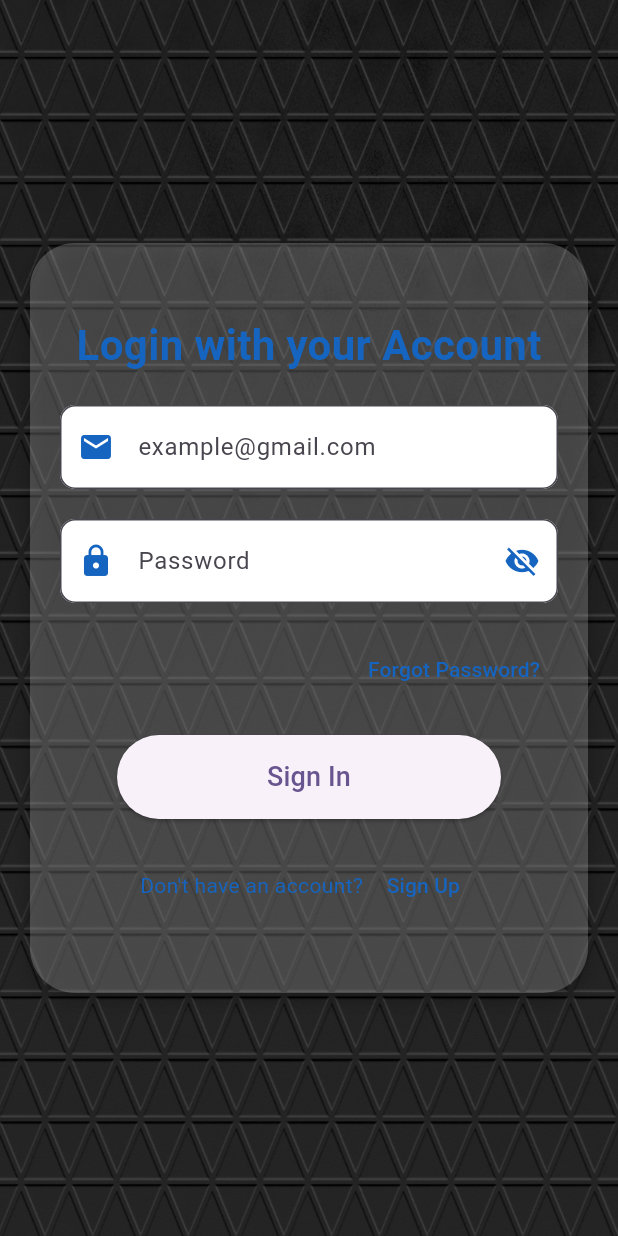
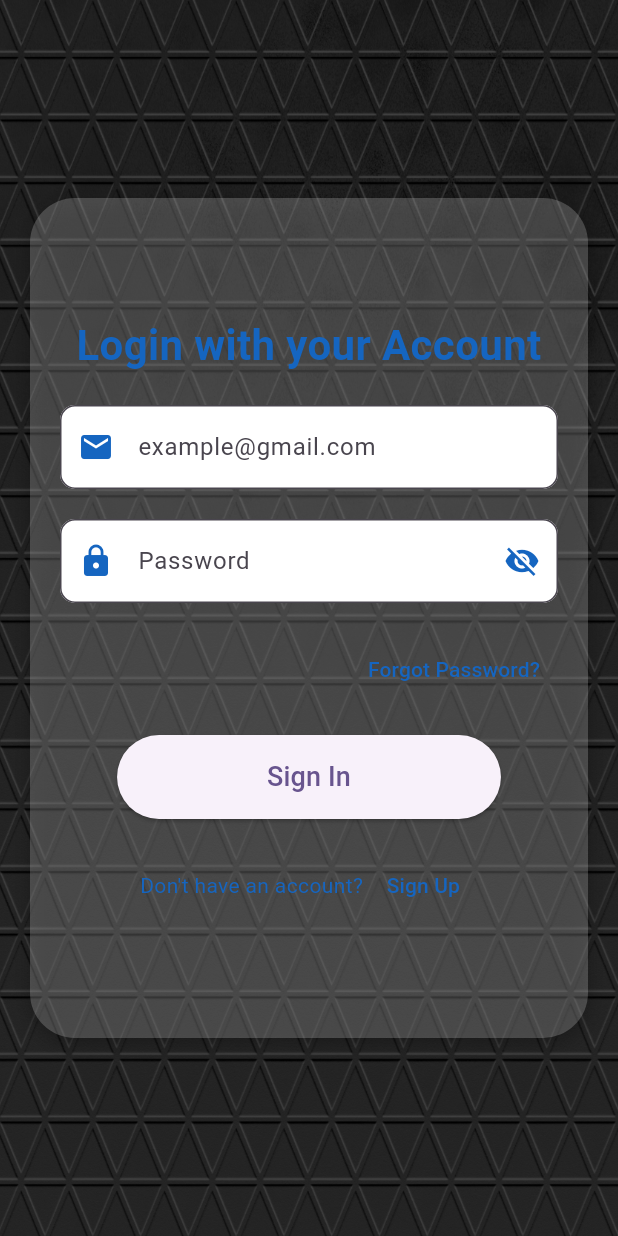
Before and after one commit to dev-nzm99/Flutter-Riddles-App, a Flutter app: the LoginPage screen opened by its route, after a tap on "Sign In", on a phone screen of 412 x 824 dp. Run offline on Flutter 3.47's test engine with Material 3 defaults, Android fonts, the phone set to English and light mode, and no system bars; our stand-ins replace animated_text_kit, appinio_swiper, flip_card, flutter_secure_storage, lottie; accounts and stored records are empty; project files that could hold a hidden picture were left out.

Commit message:
modify login page

```diff
--- a/lib/login_screen.dart
+++ b/lib/login_screen.dart
@@ -1,62 +1,169 @@
+import 'package:flashcards_quiz/views/home_screen.dart';
 import 'package:flutter/material.dart';
-import 'package:shared_preferences/shared_preferences.dart';
+import 'package:flutter_secure_storage/flutter_secure_storage.dart';
+
+/// Single-file auth demo:
+/// - Sign up: saves email+password
+/// - Login: checks email+password
+/// - Persists logged-in state across app restarts
+/// - Uses your provided UI layout/design
+///
+/// IMPORTANT: For real apps, do NOT store raw passwords.
+/// This is for offline demo/learning only.
 
 class LoginPage extends StatefulWidget {
+  const LoginPage({super.key});
+
   @override
-  _LoginPageState createState() => _LoginPageState();
+  State<LoginPage> createState() => _LoginPageState();
 }
 
 class _LoginPageState extends State<LoginPage> {
-  final _emailController = TextEditingController();
-  final _passwordController = TextEditingController();
-  final _confirmPasswordController = TextEditingController();
+  // Secure storage instance
+  final FlutterSecureStorage _storage = const FlutterSecureStorage();
 
+  // Controllers
+  final TextEditingController _emailController = TextEditingController();
+  final TextEditingController _passwordController = TextEditingController();
+  final TextEditingController _confirmPasswordController =
+      TextEditingController();
+
+  bool _isLoginMode = true;
+  bool _isPasswordVisible = false;
+  bool _loading = false;
   String _errorMessage = '';
-  bool _isLoginMode = true; // Toggle between login and signup modes
-  bool _isPasswordVisible = false; // Toggle for password visibility
 
-  // Function to handle login
-  void _login() async {
-    final prefs = await SharedPreferences.getInstance();
-    String? storedEmail = prefs.getString('email');
-    String? storedPassword = prefs.getString('password');
+  @override
+  void dispose() {
+    _emailController.dispose();
+    _passwordController.dispose();
+    _confirmPasswordController.dispose();
+    super.dispose();
+  }
 
-    // Trim the entered email and password to avoid spaces
-    String enteredEmail = _emailController.text.trim();
-    String enteredPassword = _passwordController.text.trim();
+  void _togglePasswordVisibility() {
+    setState(() => _isPasswordVisible = !_isPasswordVisible);
+  }
 
-    if (enteredEmail == storedEmail && enteredPassword == storedPassword) {
-      // Navigate to home page after successful login
-      Navigator.pushReplacementNamed(context, '/home');
-    } else {
+  bool _isValidEmail(String email) {
+    final e = email.trim();
+    return e.isNotEmpty && e.contains('@') && e.contains('.');
+  }
+
+  Future<void> _signUp() async {
+    setState(() {
+      _errorMessage = '';
+      _loading = true;
+    });
+
+    final email = _emailController.text.trim().toLowerCase();
+    final pass = _passwordController.text;
+    final confirm = _confirmPasswordController.text;
+
+    try {
+      if (!_isValidEmail(email)) {
+        throw 'Please enter a valid email.';
+      }
+      if (pass.length < 6) {
+        throw 'Password must be at least 6 characters.';
+      }
+      if (pass != confirm) {
+        throw 'Passwords do not match.';
+      }
+
+      // Save signup credentials (demo/learning use)
+      await _storage.write(key: 'signupEmail', value: email);
+      await _storage.write(key: 'signupPassword', value: pass);
+
+      // After signup, switch to login mode
       setState(() {
-        _errorMessage = 'Invalid email or password';
+        _isLoginMode = true;
       });
+
+      if (!mounted) return;
+      ScaffoldMessenger.of(context).showSnackBar(
+        const SnackBar(content: Text('Account created. Please log in.')),
+      );
+    } catch (e) {
+      setState(() => _errorMessage = e.toString());
+    } finally {
+      setState(() => _loading = false);
     }
   }
 
-  // Function to handle sign-up
-  void _signUp() async {
-    if (_passwordController.text == _confirmPasswordController.text) {
-      final prefs = await SharedPreferences.getInstance();
-      await prefs.setString('email', _emailController.text.trim());
-      await prefs.setString('password', _passwordController.text.trim());
+  Future<void> _login() async {
+    setState(() {
+      _errorMessage = '';
+      _loading = true;
+    });
 
-      setState(() {
-        _errorMessage = 'Account created successfully. Please login!';
-      });
-    } else {
-      setState(() {
-        _errorMessage = 'Passwords do not match';
-      });
+    final email = _emailController.text.trim().toLowerCase();
+    final pass = _passwordController.text;
+
+    try {
+      if (!_isValidEmail(email)) {
+        throw 'Please enter a valid email.';
+      }
+      if (pass.isEmpty) {
+        throw 'Password is required.';
+      }
+
+      final savedEmail = await _storage.read(key: 'signupEmail');
+      final savedPass = await _storage.read(key: 'signupPassword');
+
+      if (savedEmail == null || savedPass == null) {
+        throw 'No account found. Please Sign Up first.';
+      }
+
+      if (email != savedEmail || pass != savedPass) {
+        throw 'Invalid email or password.';
+      }
+
+      // Persist login session
+      await _storage.write(key: 'isLoggedIn', value: 'true');
+      await _storage.write(key: 'currentEmail', value: email);
+
+      if (!mounted) return;
+      Navigator.pushReplacement(
+        context,
+        MaterialPageRoute(builder: (_) => const HomePage()),
+      );
+    } catch (e) {
+      setState(() => _errorMessage = e.toString());
+    } finally {
+      setState(() => _loading = false);
     }
   }
 
-  // Function to toggle password visibility
-  void _togglePasswordVisibility() {
-    setState(() {
-      _isPasswordVisible = !_isPasswordVisible;
-    });
+  Future<void> _forgotPassword() async {
+    // Offline demo:
+    // show saved password only for demonstration (NOT recommended in real apps).
+    final savedEmail = await _storage.read(key: 'signupEmail');
+    final savedPass = await _storage.read(key: 'signupPassword');
+
+    if (!mounted) return;
+
+    if (savedEmail == null || savedPass == null) {
+      ScaffoldMessenger.of(context).showSnackBar(
+        const SnackBar(
+            content: Text('No saved account found. Please Sign Up.')),
+      );
+      return;
+    }
+
+    showDialog(
+      context: context,
+      builder: (_) => AlertDialog(
+        title: const Text('Demo: Saved Credentials'),
+        content: Text('Email: $savedEmail\nPassword: $savedPass'),
+        actions: [
+          TextButton(
+            onPressed: () => Navigator.pop(context),
+            child: const Text('OK'),
+          ),
+        ],
+      ),
+    );
   }
 
   @override
@@ -67,27 +174,24 @@ class _LoginPageState extends State<LoginPage> {
         children: [
           // Background image container
           Container(
-            decoration: BoxDecoration(
+            decoration: const BoxDecoration(
               image: DecorationImage(
-                image: AssetImage(
-                  'assets/LogIn_dp.jpg',
-                ),
-                fit: BoxFit.cover, // Cover the entire screen
+                image: AssetImage('assets/LogIn_dp.jpg'),
+                fit: BoxFit.cover,
               ),
             ),
           ),
+
           // Main content
           Padding(
-            padding: EdgeInsets.all(20.0),
+            padding: const EdgeInsets.all(20.0),
             child: Align(
               alignment: Alignment.center,
               child: Container(
                 decoration: BoxDecoration(
-                  color: Colors.white.withOpacity(
-                    0.2,
-                  ), // Transparent background
-                  borderRadius: BorderRadius.circular(30), // Rounded corners
-                  boxShadow: [
+                  color: Colors.white.withOpacity(0.2),
+                  borderRadius: BorderRadius.circular(30),
+                  boxShadow: const [
                     BoxShadow(
                       color: Colors.black26,
                       blurRadius: 10,
@@ -95,12 +199,13 @@ class _LoginPageState extends State<LoginPage> {
                     ),
                   ],
                 ),
-                padding: EdgeInsets.all(20.0),
+                padding: const EdgeInsets.all(20.0),
                 width: double.infinity,
-                constraints: BoxConstraints(
+                constraints: const BoxConstraints(
                   maxWidth: 500,
-                  maxHeight: 500,
-                ), // Limiting width
+                  // allow enough height for signup + error text
+                  maxHeight: 560,
+                ),
                 child: Column(
                   mainAxisAlignment: MainAxisAlignment.center,
                   children: [
@@ -109,17 +214,19 @@ class _LoginPageState extends State<LoginPage> {
                       _isLoginMode
                           ? 'Login with your Account'
                           : 'Create an Account',
+                      textAlign: TextAlign.center,
                       style: TextStyle(
                         fontSize: 28,
                         fontWeight: FontWeight.bold,
                         color: Colors.blue[800],
                       ),
                     ),
-                    SizedBox(height: 20),
+                    const SizedBox(height: 20),
 
                     // Email Text Field
                     TextField(
                       controller: _emailController,
+                      keyboardType: TextInputType.emailAddress,
                       decoration: InputDecoration(
                         hintText: 'example@gmail.com',
                         prefixIcon: Icon(Icons.email, color: Colors.blue[800]),
@@ -130,7 +237,7 @@ class _LoginPageState extends State<LoginPage> {
                         ),
                       ),
                     ),
-                    SizedBox(height: 20),
+                    const SizedBox(height: 20),
 
                     // Password Text Field
                     TextField(
@@ -155,7 +262,7 @@ class _LoginPageState extends State<LoginPage> {
                         ),
                       ),
                     ),
-                    SizedBox(height: 10),
+                    const SizedBox(height: 10),
 
                     // Confirm Password Text Field for Sign Up Mode
                     if (!_isLoginMode)
@@ -182,28 +289,27 @@ class _LoginPageState extends State<LoginPage> {
                         ),
                       ),
 
-                    SizedBox(height: 10),
+                    const SizedBox(height: 10),
 
-                    // Forgot Password link
+                    // Forgot Password link (only in login mode)
                     Align(
                       alignment: Alignment.centerRight,
                       child: TextButton(
-                        onPressed: () {
-                          // Implement Forgot Password functionality
-                        },
+                        onPressed: _isLoginMode ? _forgotPassword : null,
                         child: Text(
                           'Forgot Password?',
                           style: TextStyle(color: Colors.blue[800]),
                         ),
                       ),
                     ),
-                    SizedBox(height: 20),
+                    const SizedBox(height: 20),
 
-                    // Sign In Button or Sign Up Button
+                    // Sign In / Sign Up Button
                     ElevatedButton(
-                      onPressed: _isLoginMode ? _login : _signUp,
+                      onPressed:
+                          _loading ? null : (_isLoginMode ? _login : _signUp),
                       style: ElevatedButton.styleFrom(
-                        padding: EdgeInsets.symmetric(
+                        padding: const EdgeInsets.symmetric(
                           horizontal: 100,
                           vertical: 15,
                         ),
@@ -211,14 +317,20 @@ class _LoginPageState extends State<LoginPage> {
                           borderRadius: BorderRadius.circular(30),
                         ),
                       ),
-                      child: Text(
-                        _isLoginMode ? 'Sign In' : 'Sign Up',
-                        style: TextStyle(fontSize: 18),
-                      ),
+                      child: _loading
+                          ? const SizedBox(
+                              height: 18,
+                              width: 18,
+                              child: CircularProgressIndicator(strokeWidth: 2),
+                            )
+                          : Text(
+                              _isLoginMode ? 'Sign In' : 'Sign Up',
+                              style: const TextStyle(fontSize: 18),
+                            ),
                     ),
-                    SizedBox(height: 20),
+                    const SizedBox(height: 20),
 
-                    // Sign Up link for Login mode
+                    // Toggle Login/Signup
                     Row(
                       mainAxisAlignment: MainAxisAlignment.center,
                       children: [
@@ -232,8 +344,9 @@ class _LoginPageState extends State<LoginPage> {
                           onPressed: () {
                             setState(() {
                               _isLoginMode = !_isLoginMode;
-                              _errorMessage =
-                                  ''; // Clear error message when toggling modes
+                              _errorMessage = '';
+                              // optional: clear confirm field when switching
+                              _confirmPasswordController.clear();
                             });
                           },
                           child: Text(
@@ -243,12 +356,14 @@ class _LoginPageState extends State<LoginPage> {
                         ),
                       ],
                     ),
+
                     if (_errorMessage.isNotEmpty)
                       Padding(
-                        padding: EdgeInsets.all(8.0),
+                        padding: const EdgeInsets.all(8.0),
                         child: Text(
                           _errorMessage,
-                          style: TextStyle(color: Colors.red),
+                          textAlign: TextAlign.center,
+                          style: const TextStyle(color: Colors.red),
                         ),
                       ),
                   ],
```
